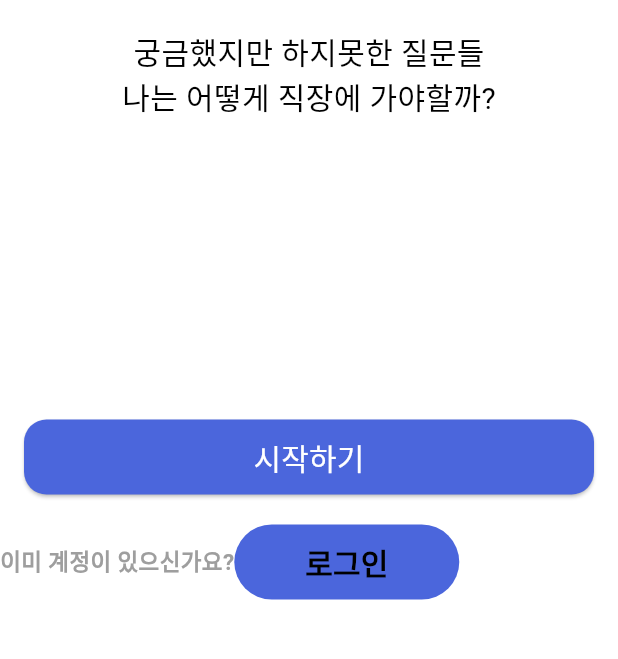
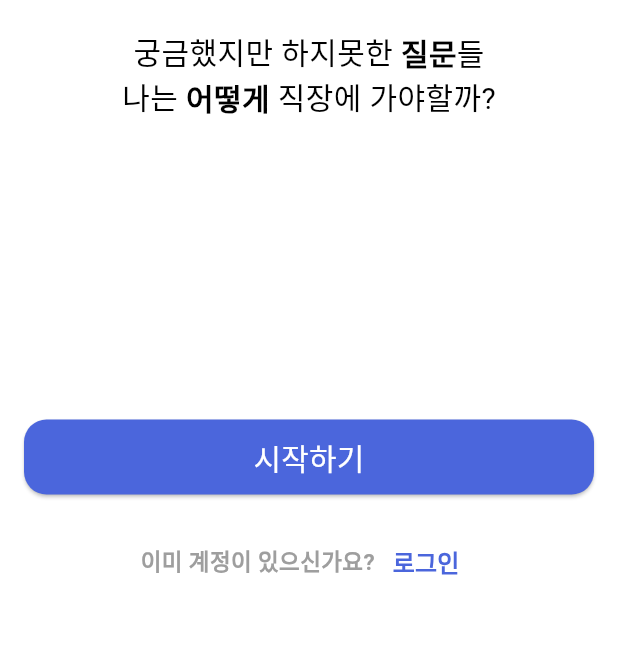
Before and after one commit to BigSogo/App, a Flutter app: the screen it shows after launch, on a phone screen of 412 x 824 dp, the part 461-1120 px from its top. Run offline on Flutter 3.47's test engine with Material 3 defaults, Android fonts, the phone set to English and light mode, and no system bars.

Commit message:
firstView complete

```diff
--- a/lib/log_in/first_activity.dart
+++ b/lib/log_in/first_activity.dart
@@ -1,5 +1,6 @@
 import 'package:flutter/material.dart';
 
+import 'package:bigsogo/log_in/regist_activity.dart';
 import 'login_activity.dart';
 
 class StartActivity extends StatefulWidget {
@@ -22,19 +23,52 @@ class _StartState extends State<StartActivity> {
                     height: 190,
                   ),
                 Padding(padding: EdgeInsets.only(bottom: 20)),
-                Text("궁금했지만 하지못한 질문들", style: TextStyle(
+                Row(
+                  mainAxisAlignment: MainAxisAlignment.center,
+                  children: [
+                    Text("궁금했지만 하지못한 ", style: TextStyle(
                       fontSize: 20,
                       color: Colors.black
                     ),),
-                Text("나는 어떻게 직장에 가야할까?", style: TextStyle(
+                    Text("질문", style: TextStyle(
+                        fontSize: 20,
+                        fontWeight: FontWeight.w700,
+                        color: Colors.black
+                    ),),
+                    Text("들", style: TextStyle(
                         fontSize: 20,
                         color: Colors.black
                     ),),
+                  ],
+                ),
+                Row(
+                  mainAxisAlignment: MainAxisAlignment.center,
+                  children: [
+                    Text("나는 ", style: TextStyle(
+                      fontSize: 20,
+                      color: Colors.black
+                    ),),
+                    Text("어떻게", style: TextStyle(
+                        fontSize: 20,
+                        fontWeight: FontWeight.w700,
+                        color: Colors.black
+                    ),),
+                    Text(" 직장에 가야할까?", style: TextStyle(
+                        fontSize: 20,
+                        color: Colors.black
+                    ),),
+                  ],
+                ),
                 Padding(padding: EdgeInsets.only(bottom: 200)),
                 Container(
                   width: double.infinity,
                   margin: EdgeInsets.symmetric(horizontal: 16), // 좌우 마진 조절
-                  child: ElevatedButton(onPressed: (){},
+                  child: ElevatedButton(onPressed: (){
+                    Navigator.push(
+                      context,
+                      MaterialPageRoute(builder: (context) => (Regist())),
+                    );
+                  },
                       style: ButtonStyle(
                         shape: MaterialStateProperty.all<RoundedRectangleBorder>(
                           RoundedRectangleBorder(
@@ -55,6 +89,7 @@ class _StartState extends State<StartActivity> {
                 Padding(padding: EdgeInsets.only(bottom: 20)),
 
                 Row(
+                  mainAxisAlignment: MainAxisAlignment.center,
                   children:  [
                     Text("이미 계정이 있으신가요?",
                     style: TextStyle(
@@ -71,14 +106,13 @@ class _StartState extends State<StartActivity> {
                         );
                       },
                       style: TextButton.styleFrom(
-                        backgroundColor: Color(0xFF4B66DC),
-                        minimumSize: Size(150, 50),
+                        minimumSize: Size(50, 50),
                       ),
                       child: Text(
                         "로그인",
                         style: TextStyle(
-                          fontSize: 20,
-                          color: Colors.black,
+                          fontSize: 16,
+                          color: Color(0xFF4B66DC),
                           fontWeight: FontWeight.bold,
                         ),
                       ),
--- a/lib/log_in/regist_activity.dart
+++ b/lib/log_in/regist_activity.dart
@@ -0,0 +1,15 @@
+import 'package:flutter/material.dart';
+
+class Regist extends StatefulWidget {
+  @override
+  _RegistState createState() => _RegistState();
+}
+
+class _RegistState extends State<Regist>{
+  @override
+  Widget build(BuildContext context) {
+    return Scaffold(
+
+    );
+  }
+}
```
Lines whose indentation alone changed are shown as unchanged.
